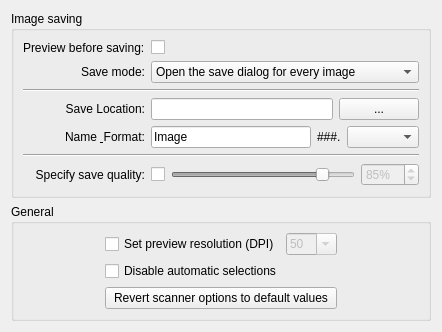
Above: src/settings.ui from KDE/skanlite before the change. Below: the same form after it.
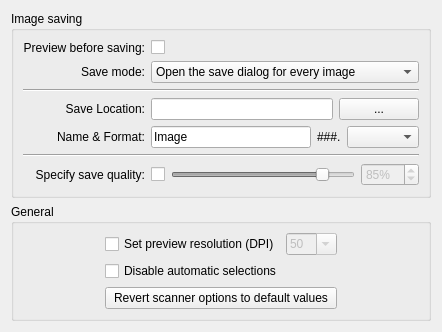
That is the form after the change. Custom widgets are drawn as their Qt base class.

Commit message: fix alignment + make &amp; visible in GUI string

What changed in the file:
```diff
--- a/src/settings.ui
+++ b/src/settings.ui
@@ -25,6 +25,9 @@
         <property name="text">
          <string>Preview before saving:</string>
         </property>
+        <property name="alignment">
+         <set>Qt::AlignRight|Qt::AlignTrailing|Qt::AlignVCenter</set>
+        </property>
         <property name="buddy">
          <cstring>showB4Save</cstring>
         </property>
@@ -108,7 +111,7 @@
       <item row="5" column="0">
        <widget class="QLabel" name="label_2">
         <property name="text">
-         <string>Name &amp; Format:</string>
+         <string>Name &amp;&amp; Format:</string>
         </property>
         <property name="alignment">
          <set>Qt::AlignRight|Qt::AlignTrailing|Qt::AlignVCenter</set>
```
